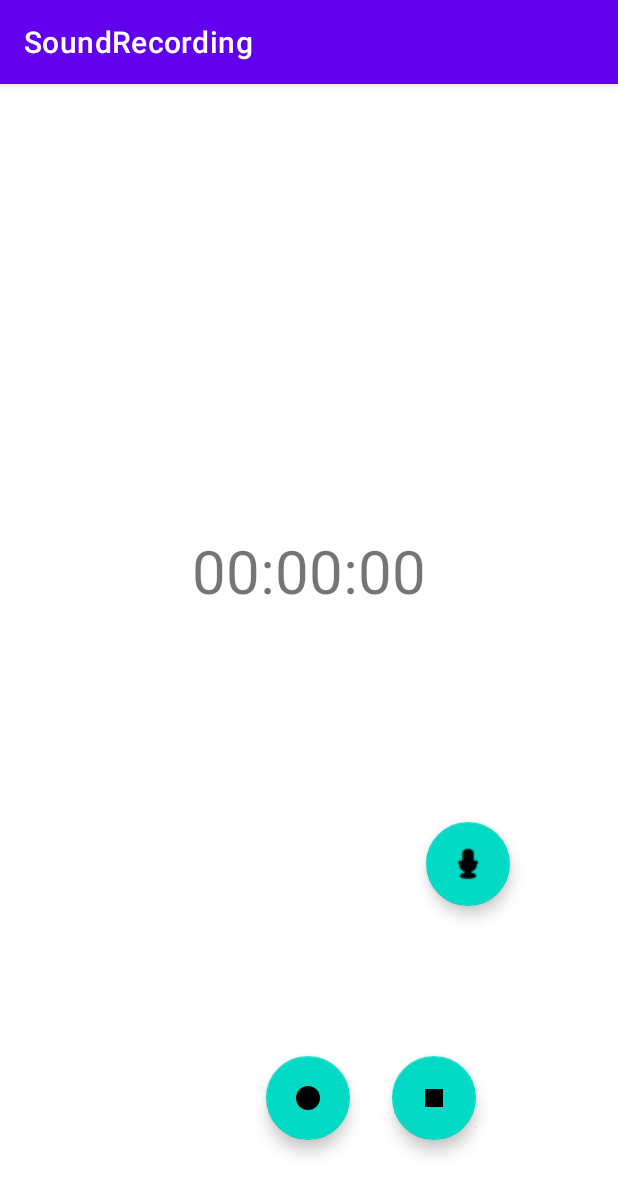
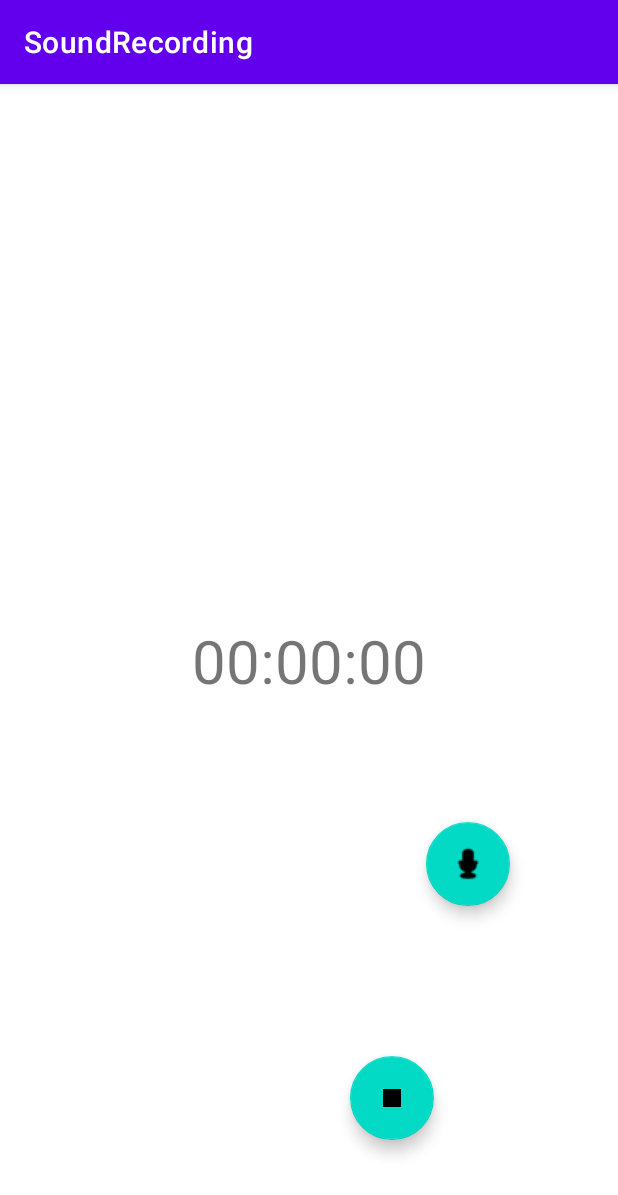
Before and after one commit to Meloy9992/SoundRecord, an Android app: the EditActivity screen opened directly, with no data from a screen before it, after a tap on an icon or button, on a phone screen of 412 x 824 dp. Shown: the top 1195 px of the screen. Run offline under Robolectric (Android 15) with nearby library versions, the phone set to English and light mode, and no system bars.

Commit message:
Add visibility buttons

```diff
--- a/app/src/main/java/com/example/soundrecording/EditActivity.java
+++ b/app/src/main/java/com/example/soundrecording/EditActivity.java
@@ -1,38 +1,24 @@
 package com.example.soundrecording;
 
 
-import android.Manifest;
-import android.content.pm.PackageManager;
-import android.media.AudioFormat;
-import android.media.AudioRecord;
 import android.media.MediaPlayer;
 import android.media.MediaRecorder;
-import android.opengl.Visibility;
 import android.os.Bundle;
 import android.os.Environment;
 import android.view.View;
-import android.widget.Button;
 import android.widget.TextView;
-import android.widget.Toast;
 
 import androidx.appcompat.app.AppCompatActivity;
 import androidx.core.app.ActivityCompat;
-import androidx.core.content.ContextCompat;
 
 import com.google.android.material.floatingactionbutton.FloatingActionButton;
 
-import java.io.BufferedReader;
-import java.io.BufferedWriter;
 import java.io.File;
-import java.io.FileNotFoundException;
 import java.io.IOException;
-import java.io.OutputStreamWriter;
-import java.security.Permission;
 import java.util.Random;
 
 import static android.Manifest.permission.RECORD_AUDIO;
 import static android.Manifest.permission.WRITE_EXTERNAL_STORAGE;
-import static android.view.View.VISIBLE;
 
 public class EditActivity extends AppCompatActivity {
 
@@ -45,7 +31,7 @@ public class EditActivity extends AppCompatActivity {
     private Random random;
     public static final int RequestPermissionCode = 1;
     private String filePath = "null";
-    private String fileName = "";
+    private String fileName = "1";
 
 
     @Override
@@ -65,12 +51,11 @@ public class EditActivity extends AppCompatActivity {
         accessPermission();
     }
 
-    private void createAudioRecorder(){
+    public void recordStart(View view){
+        buttonStop.setVisibility(View.VISIBLE);
+        view.setVisibility(View.GONE);
 
-    }
-
-    public void recordStart(View view){
-     fileName = Environment.getExternalStorageDirectory() + "/record.3gpp";
+        fileName = Environment.getExternalStorageDirectory() + "/" + createRandomAudioFileName(5) +  "_record.3gpp";
         try {
             releaseRecorder();
             File outFile = new File(fileName);
@@ -90,7 +75,11 @@ public class EditActivity extends AppCompatActivity {
         }
     }
 
+
     public void recordStop(View view) throws IOException {
+        view.setVisibility(View.GONE);
+        buttonRec.setVisibility(View.VISIBLE);
+
         if (mediaRecorder != null) {
             mediaRecorder.stop();
         }
@@ -102,10 +91,6 @@ public class EditActivity extends AppCompatActivity {
         super.onDestroy();
         releasePlayer();
         releaseRecorder();
-    }
-
-    public void timer(){
-
     }
 
     private void releaseRecorder() {
@@ -138,7 +123,7 @@ public class EditActivity extends AppCompatActivity {
         ActivityCompat.requestPermissions(this, new
                 String[]{WRITE_EXTERNAL_STORAGE, RECORD_AUDIO}, RequestPermissionCode);
     }
-    public String CreateRandomAudioFileName(int string){
+    public String createRandomAudioFileName(int string){
         StringBuilder stringBuilder = new StringBuilder( string );
         int i = 0 ;
         while(i < string ) {
--- a/app/src/main/res/layout/edit_activity.xml
+++ b/app/src/main/res/layout/edit_activity.xml
@@ -37,7 +37,7 @@
         android:layout_marginBottom="64dp"
         android:clickable="true"
         android:onClick="recordStop"
-        android:visibility="visible"
+        android:visibility="gone"
         app:layout_constraintBottom_toBottomOf="parent"
         app:layout_constraintStart_toEndOf="@+id/recStart"
         app:layout_constraintTop_toBottomOf="@+id/soundLength"
```
Lines whose indentation alone changed are shown as unchanged.
